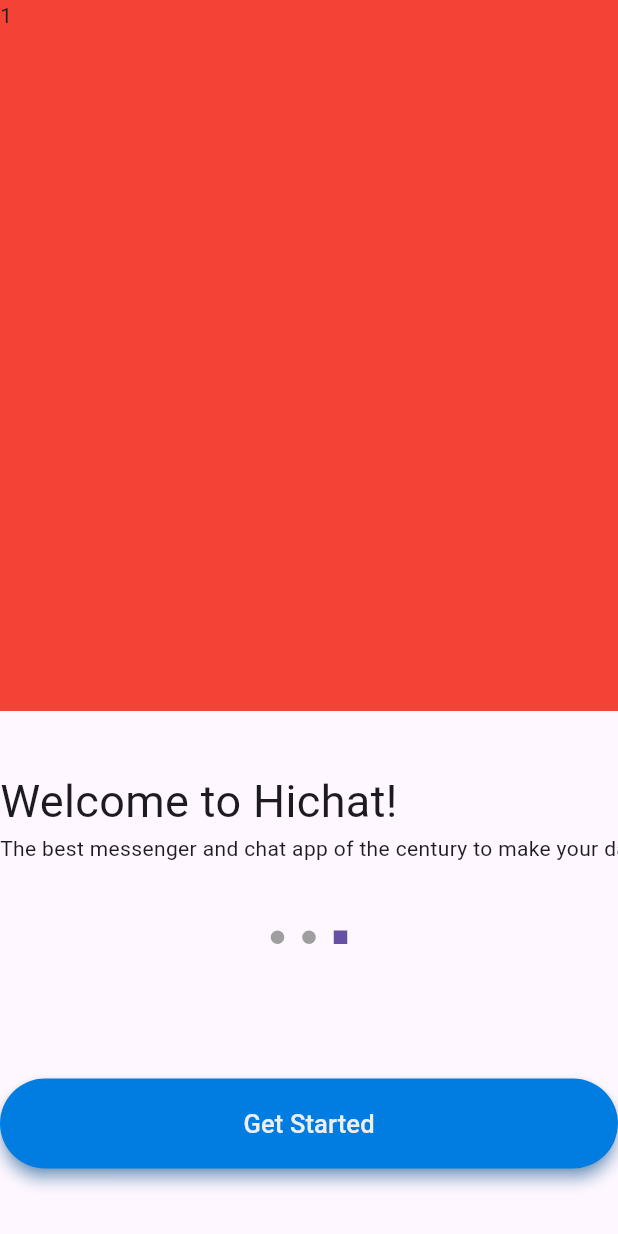
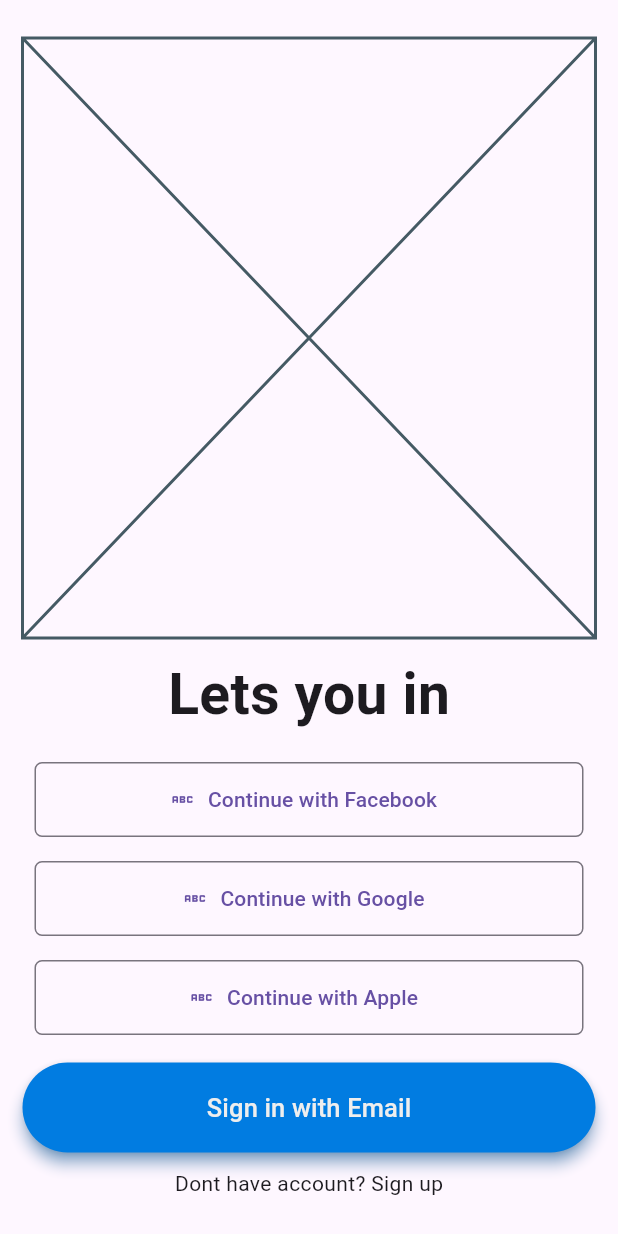
Before and after one commit to josephdgb1996/hichat-flutter-firebase, a Flutter app: the screen it shows after launch, on a phone screen of 412 x 824 dp. Run offline on Flutter 3.47's test engine with Material 3 defaults, Android fonts, the phone set to English and light mode, and no system bars; drawn by our look-alikes of dots_indicator; our stand-ins replace bloc, flutter_bloc, get_it.

Commit message:
ui changes

```diff
--- a/lib/src/app.dart
+++ b/lib/src/app.dart
@@ -1,3 +1,4 @@
+import 'package:app/src/module/auth/screens/auth_screen.dart';
 import 'package:app/src/module/onboard/ui/screens/onboard_screen.dart';
 import 'package:flutter/material.dart';
 import 'package:flutter_bloc/flutter_bloc.dart';
@@ -15,7 +16,7 @@ class HiChat extends StatelessWidget {
       home: SafeArea(
         child: BlocProvider(
           create: (context) => OnboardingBloc(),
-          child: const OnboardScreen(),
+          child: const AuthScreen(),
         ),
       ),
     );
--- /dev/null
+++ b/lib/src/module/auth/screens/auth_screen.dart
@@ -0,0 +1,30 @@
+import 'package:app/src/@core/widgets/rounded_button.dart';
+import 'package:app/src/module/auth/widgets/social_button.dart';
+import 'package:flutter/material.dart';
+
+class AuthScreen extends StatelessWidget {
+  const AuthScreen({super.key});
+
+  @override
+  Widget build(BuildContext context) {
+    return const Scaffold(
+      body: Padding(
+        padding: EdgeInsets.all(15.0),
+        child: Column(
+          mainAxisAlignment: MainAxisAlignment.spaceEvenly,
+          children: [
+            Placeholder(),
+            Text("Lets you in", style: TextStyle(fontSize: 38.0, fontWeight: FontWeight.w700)),
+            Column(children: [
+              SocialButton(socialName: "Facebook"),
+              SocialButton(socialName: "Google"),
+              SocialButton(socialName: "Apple"),
+            ]),
+            RoundedButton(text: "Sign in with Email"),
+            Text("Dont have account? Sign up"),
+          ],
+        ),
+      ),
+    );
+  }
+}
--- /dev/null
+++ b/lib/src/module/auth/widgets/social_button.dart
@@ -0,0 +1,20 @@
+import 'package:flutter/material.dart';
+
+class SocialButton extends StatelessWidget {
+  final String socialName;
+  const SocialButton({super.key, required this.socialName});
+
+  @override
+  Widget build(BuildContext context) {
+    return Padding(
+      padding: const EdgeInsets.all(8.0),
+      child: OutlinedButton.icon(
+        style:
+            OutlinedButton.styleFrom(minimumSize: const Size.fromHeight(50), shape: RoundedRectangleBorder(borderRadius: BorderRadius.circular(5.0))),
+        onPressed: () {},
+        label: Text("Continue with $socialName"),
+        icon: const Icon(Icons.abc),
+      ),
+    );
+  }
+}
--- a/lib/src/module/onboard/bloc/onboarding_bloc.dart
+++ b/lib/src/module/onboard/bloc/onboarding_bloc.dart
@@ -10,7 +10,7 @@ class OnboardingBloc extends Bloc<OnboardingEvent, OnboardingState> {
 
   List<Onboard> onboards = [];
 
-  OnboardingBloc() : super(OnboardingInitial()) {
+  OnboardingBloc() : super(OnboardingCompleted()) {
     on<ChangeOnboard>(onOnboardingChange);
   }
 
--- a/lib/src/module/onboard/bloc/onboarding_state.dart
+++ b/lib/src/module/onboard/bloc/onboarding_state.dart
@@ -3,4 +3,6 @@ part of 'onboarding_bloc.dart';
 @immutable
 sealed class OnboardingState {}
 
-final class OnboardingInitial extends OnboardingState {}
+final class OnboardingIncomplete extends OnboardingState {}
+
+final class OnboardingCompleted extends OnboardingState {}
```
Also changed, not shown: lib/src/module/auth/screens/login_screen.dart (added), lib/src/module/auth/screens/register_screen.dart (added).
